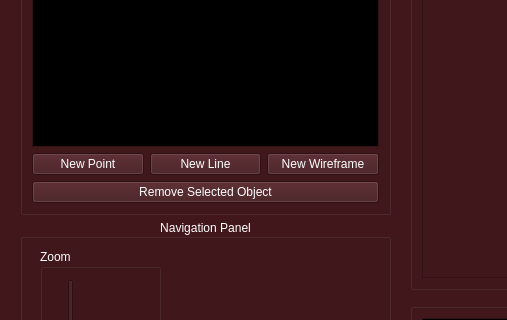
Above: SGI/view/screens/main.ui from JVSutter/Sistema-Grafico-Interativo before the change; both pictures show x 0 to 507 and y 121 to 441 of the 914 by 590 pixel window. Below: the same form after it.
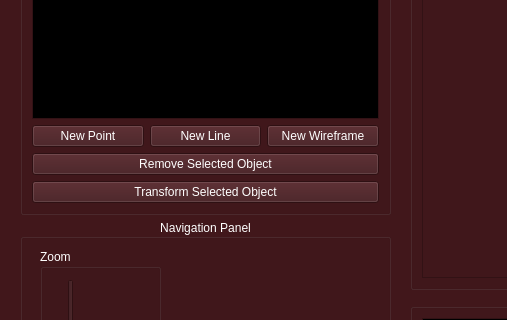
That is the form after the change. Icons and pictures are not drawn.

Diff of the .ui file:
```diff
--- a/SGI/view/screens/main.ui
+++ b/SGI/view/screens/main.ui
@@ -698,6 +698,19 @@
         </property>
        </widget>
       </item>
+      <item>
+       <widget class="QPushButton" name="transformObject">
+        <property name="cursor">
+         <cursorShape>PointingHandCursor</cursorShape>
+        </property>
+        <property name="styleSheet">
+         <string notr="true"/>
+        </property>
+        <property name="text">
+         <string>Transform Selected Object</string>
+        </property>
+       </widget>
+      </item>
      </layout>
     </item>
    </layout>
```
